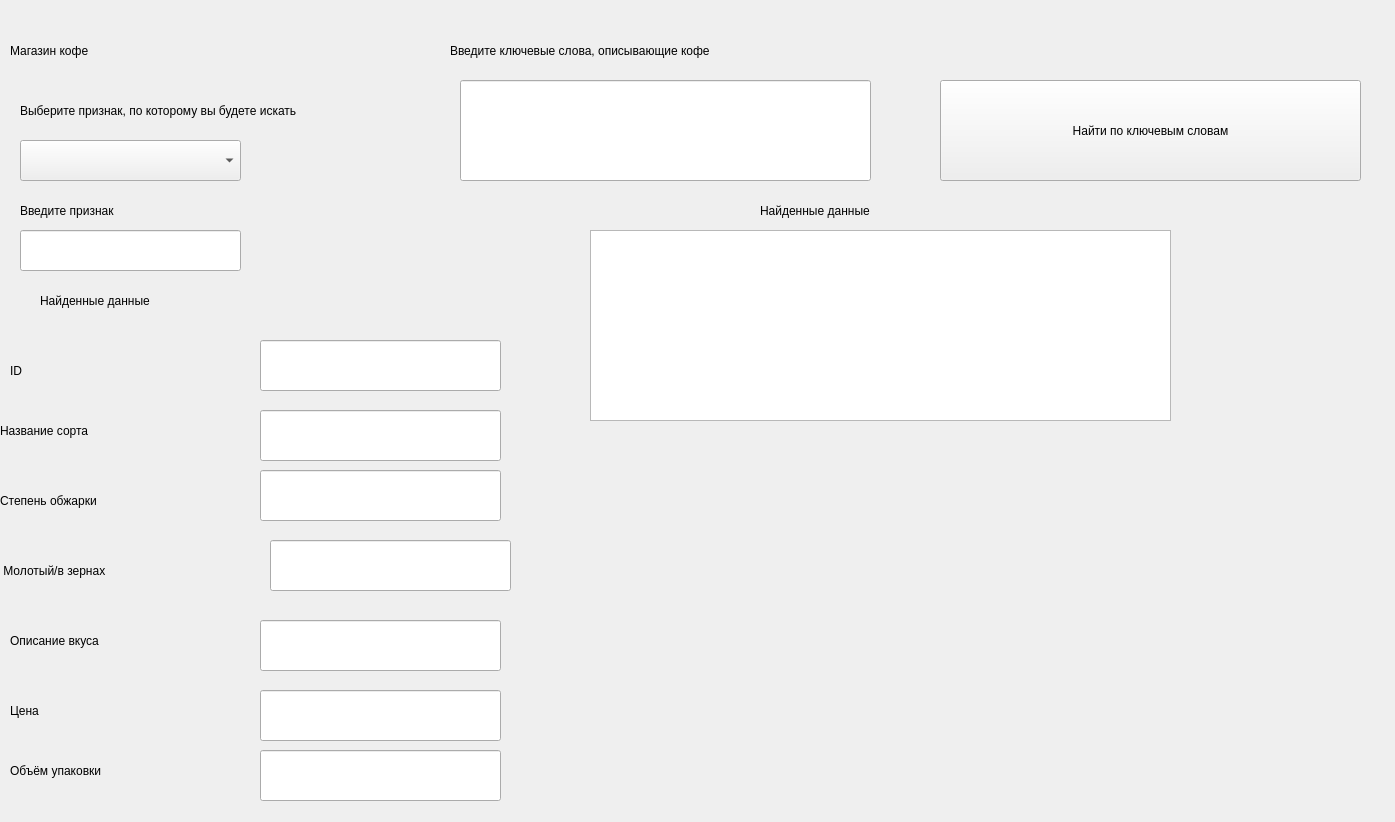
PLidiia/Type-of-Coffee, file main.ui: the form before one commit.
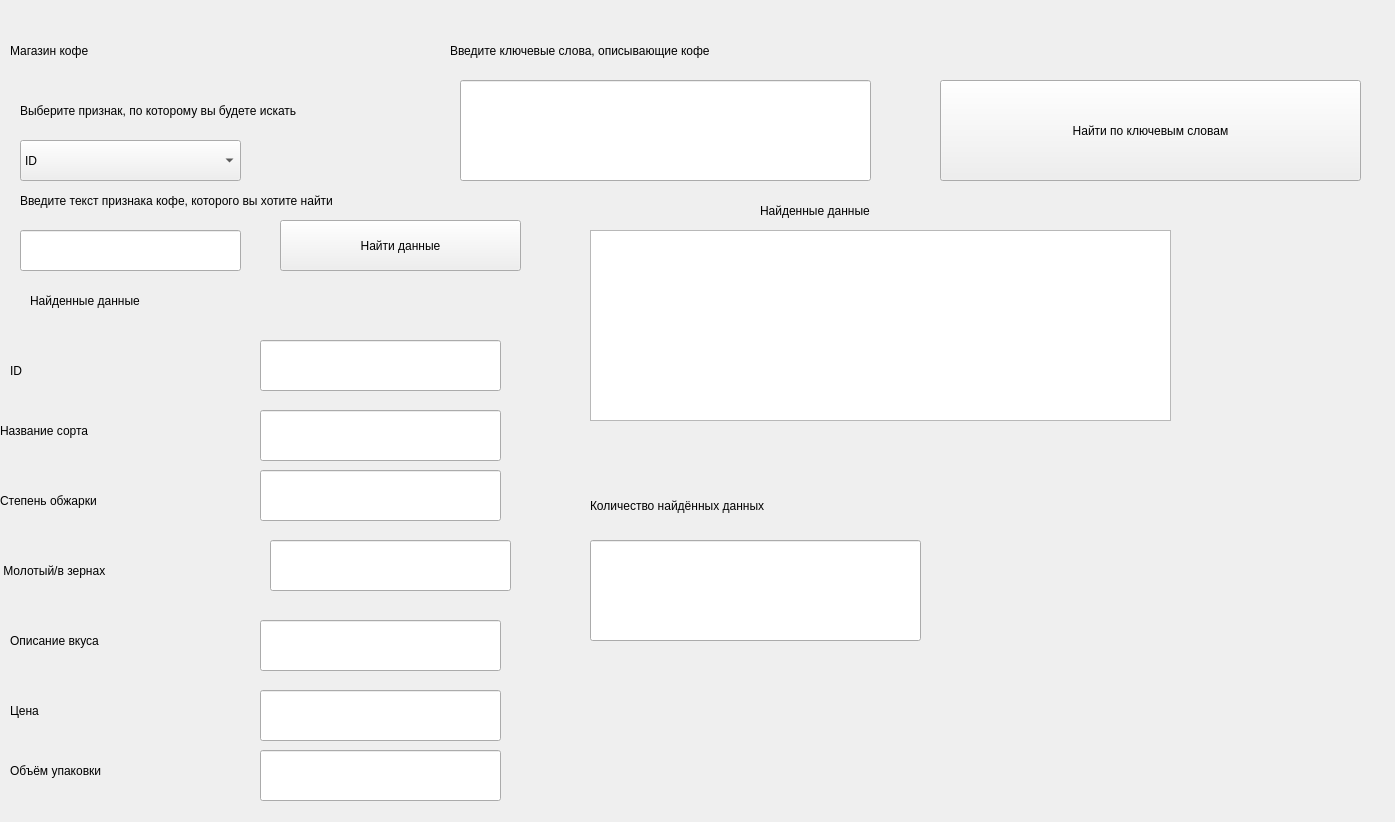
The form after the commit.

Commit message: beta version app

```diff
--- a/main.ui
+++ b/main.ui
@@ -122,6 +122,46 @@
      <height>41</height>
     </rect>
    </property>
+   <item>
+    <property name="text">
+     <string>ID</string>
+    </property>
+   </item>
+   <item>
+    <property name="text">
+     <string>Название сорта</string>
+    </property>
+   </item>
+   <item>
+    <property name="text">
+     <string>Степень обжарки</string>
+    </property>
+   </item>
+   <item>
+    <property name="text">
+     <string>Молотый/в зернах</string>
+    </property>
+   </item>
+   <item>
+    <property name="text">
+     <string>Описание вкуса</string>
+    </property>
+   </item>
+   <item>
+    <property name="text">
+     <string>Цена</string>
+    </property>
+   </item>
+   <item>
+    <property name="text">
+     <string>Объём упаковки</string>
+    </property>
+   </item>
+   <item>
+    <property name="text">
+     <string/>
+    </property>
+   </item>
   </widget>
   <widget class="QLineEdit" name="lineEdit_2">
    <property name="geometry">
@@ -137,8 +177,8 @@
    <property name="geometry">
     <rect>
      <x>20</x>
-     <y>180</y>
-     <width>391</width>
+     <y>170</y>
+     <width>451</width>
      <height>61</height>
     </rect>
    </property>
@@ -146,7 +186,7 @@
     <string notr="true">font: 81 10pt &quot;Rockwell Extra Bold&quot;;</string>
    </property>
    <property name="text">
-    <string>Введите признак</string>
+    <string>Введите текст признака кофе, которого вы хотите найти</string>
    </property>
   </widget>
   <widget class="QLabel" name="label_6">
@@ -169,7 +209,7 @@
   <widget class="QLabel" name="label_7">
    <property name="geometry">
     <rect>
-     <x>40</x>
+     <x>30</x>
      <y>270</y>
      <width>481</width>
      <height>61</height>
@@ -354,6 +394,46 @@
     </rect>
    </property>
   </widget>
+  <widget class="QPushButton" name="data_search">
+   <property name="geometry">
+    <rect>
+     <x>280</x>
+     <y>220</y>
+     <width>241</width>
+     <height>51</height>
+    </rect>
+   </property>
+   <property name="text">
+    <string>Найти данные</string>
+   </property>
+  </widget>
+  <widget class="QLineEdit" name="count_data">
+   <property name="geometry">
+    <rect>
+     <x>590</x>
+     <y>540</y>
+     <width>331</width>
+     <height>101</height>
+    </rect>
+   </property>
+  </widget>
+  <widget class="QLabel" name="label_8">
+   <property name="geometry">
+    <rect>
+     <x>590</x>
+     <y>470</y>
+     <width>561</width>
+     <height>71</height>
+    </rect>
+   </property>
+   <property name="styleSheet">
+    <string notr="true">font: 81 14pt &quot;Rockwell Extra Bold&quot;;
+font: 75 18pt &quot;Microsoft New Tai Lue&quot;;</string>
+   </property>
+   <property name="text">
+    <string>Количество найдённых данных</string>
+   </property>
+  </widget>
  </widget>
  <resources/>
  <connections/>
```
Left out of the diff: 24 changed lines with no effect on the pictures. The commit also changes 2 other files.
